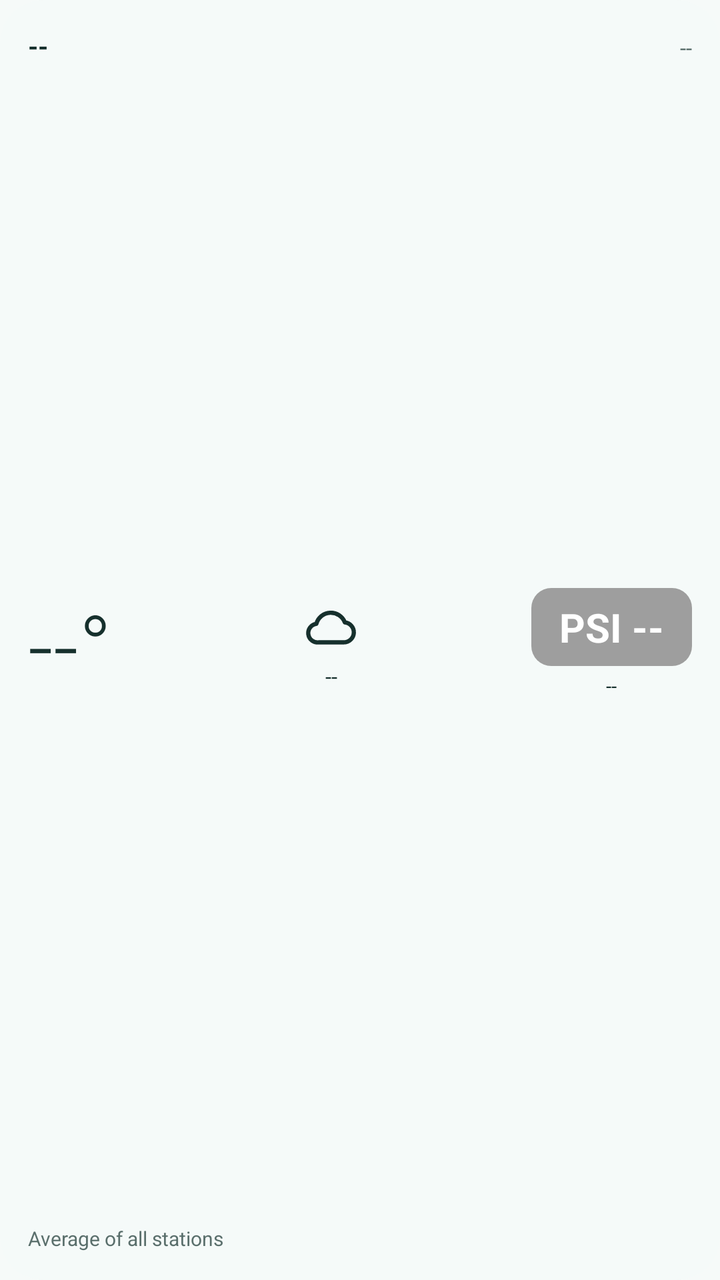
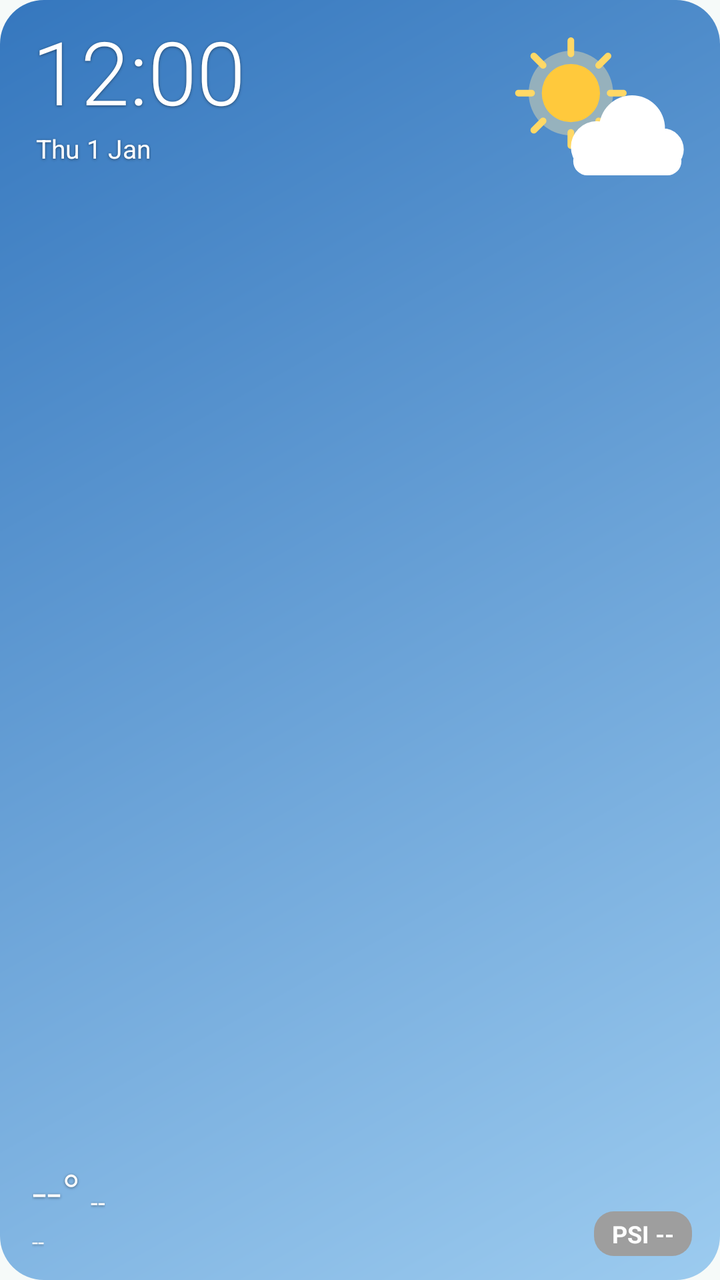

An Android layout rendered at two revisions. The XML below is the earlier revision; the diff shows what the commit changed to produce the second picture.
<!-- AndroidManifest.xml: application theme Theme.HazeMap -->
<!-- res/layout/widget_wide.xml -->
<?xml version="1.0" encoding="utf-8"?>
<LinearLayout
    xmlns:android="http://schemas.android.com/apk/res/android"
    android:id="@+id/wRoot"
    android:layout_width="match_parent"
    android:layout_height="match_parent"
    android:background="@drawable/widget_bg"
    android:orientation="vertical"
    android:padding="14dp">
    <LinearLayout
        android:layout_width="match_parent"
        android:layout_height="wrap_content"
        android:orientation="horizontal">
        <TextView
            android:id="@+id/wLocation"
            android:layout_width="0dp"
            android:layout_weight="1"
            android:layout_height="wrap_content"
            android:ellipsize="end"
            android:maxLines="1"
            android:text="--"
            android:textColor="@color/widget_text"
            android:textSize="13sp"
            android:textStyle="bold" />
        <TextView
            android:id="@+id/wTime"
            android:layout_width="wrap_content"
            android:layout_height="wrap_content"
            android:ellipsize="end"
            android:maxLines="1"
            android:text="--"
            android:textColor="@color/widget_muted"
            android:textSize="11sp" />
    </LinearLayout>
    <LinearLayout
        android:layout_width="match_parent"
        android:layout_height="0dp"
        android:layout_weight="1"
        android:gravity="center_vertical"
        android:orientation="horizontal">
        <TextView
            android:id="@+id/wTemp"
            android:layout_width="wrap_content"
            android:layout_height="wrap_content"
            android:ellipsize="end"
            android:maxLines="1"
            android:text="--°"
            android:textColor="@color/widget_text"
            android:textSize="44sp"
            android:fontFamily="sans-serif-light" />
        <LinearLayout
            android:layout_width="0dp"
            android:layout_height="wrap_content"
            android:layout_marginStart="10dp"
            android:layout_weight="1"
            android:gravity="center_horizontal"
            android:orientation="vertical">
            <ImageView
                android:id="@+id/wIcon"
                android:layout_width="30dp"
                android:layout_height="30dp"
                android:importantForAccessibility="no"
                android:src="@drawable/cond_cloud"
                android:tint="@color/widget_text" />
            <TextView
                android:id="@+id/wCondition"
                android:layout_width="wrap_content"
                android:layout_height="wrap_content"
                android:ellipsize="end"
                android:maxLines="1"
                android:text="--"
                android:textColor="@color/widget_text"
                android:textSize="11sp"
                android:layout_marginTop="2dp" />
        </LinearLayout>
        <LinearLayout
            android:layout_width="wrap_content"
            android:layout_height="wrap_content"
            android:gravity="center_horizontal"
            android:orientation="vertical">
            <TextView
                android:id="@+id/wPsi"
                android:layout_width="wrap_content"
                android:layout_height="wrap_content"
                android:paddingStart="14dp"
                android:paddingEnd="14dp"
                android:paddingTop="6dp"
                android:paddingBottom="6dp"
                android:text="PSI --"
                android:background="@drawable/widget_badge_none"
                android:textColor="@color/white"
                android:textSize="20sp"
                android:textStyle="bold" />
            <TextView
                android:id="@+id/wBand"
                android:layout_width="wrap_content"
                android:layout_height="wrap_content"
                android:ellipsize="end"
                android:maxLines="1"
                android:text="--"
                android:textColor="@color/widget_text"
                android:textSize="10sp"
                android:layout_marginTop="3dp" />
        </LinearLayout>
    </LinearLayout>
    <TextView
        android:id="@+id/wNote"
        android:layout_width="wrap_content"
        android:layout_height="wrap_content"
        android:ellipsize="end"
        android:maxLines="1"
        android:text="@string/widget_average_note"
        android:textColor="@color/widget_muted"
        android:textSize="10sp" />
</LinearLayout>
<!-- resources referenced by this layout -->
<resources>
  <color name="white">#FFFFFFFF</color>
  <color name="widget_muted">#FF5A6F6C</color>
  <color name="widget_text">#FF16302D</color>
  <!-- drawable cond_cloud (drawable) -->
  <vector xmlns:android="http://schemas.android.com/apk/res/android"
      android:width="24dp"
      android:height="24dp"
      android:viewportWidth="24"
      android:viewportHeight="24">
      <path
          android:pathData="M7 18h10a4 4 0 0 0 .4-7.98A6 6 0 0 0 6 10.6 3.7 3.7 0 0 0 7 18z"
          android:strokeColor="#FF000000"
          android:strokeWidth="1.7"
          android:strokeLineCap="round"
          android:strokeLineJoin="round" />
  </vector>
  <!-- drawable widget_badge_none (drawable) -->
  <shape xmlns:android="http://schemas.android.com/apk/res/android">
      <solid android:color="#FF9E9E9E" />
      <corners android:radius="10dp" />
  </shape>
  <!-- drawable widget_bg (drawable) -->
  <shape xmlns:android="http://schemas.android.com/apk/res/android">
      <solid android:color="@color/widget_bg" />
      <corners android:radius="22dp" />
  </shape>
  <string name="widget_average_note">Average of all stations</string>
  <style name="Theme.HazeMap" parent="Theme.Material3.DayNight.NoActionBar">
          <item name="colorPrimary">@color/teal_700</item>
          <item name="colorOnPrimary">@color/white</item>
          <item name="colorPrimaryContainer">#B2DFDB</item>
          <item name="colorOnPrimaryContainer">#00201C</item>
          <item name="colorSecondaryContainer">#CCE8E4</item>
          <item name="colorOnSecondaryContainer">#05201D</item>
          <item name="android:colorBackground">#F6FAF9</item>
          <item name="colorSurface">#F6FAF9</item>
          <item name="colorOnSurface">#171D1C</item>
          <item name="colorSurfaceVariant">#DAE5E2</item>
          <item name="colorOnSurfaceVariant">#3F4947</item>
          <item name="colorOutline">#6F7977</item>
          <item name="colorOutlineVariant">#BFC9C6</item>
          <item name="colorSurfaceContainer">#EAEFED</item>
          <item name="android:statusBarColor">@color/teal_700</item>
      </style>
  <color name="widget_bg">#FFF5FAF9</color>
  <color name="teal_700">#FF00796B</color>
</resources>

<!-- the commit's change to res/layout/widget_wide.xml (unified diff, before → after) -->
@@ -1,115 +1,210 @@
 <?xml version="1.0" encoding="utf-8"?>
-<LinearLayout
-    xmlns:android="http://schemas.android.com/apk/res/android"
+<FrameLayout xmlns:android="http://schemas.android.com/apk/res/android"
     android:id="@+id/wRoot"
     android:layout_width="match_parent"
     android:layout_height="match_parent"
-    android:background="@drawable/widget_bg"
-    android:orientation="vertical"
-    android:padding="14dp">
+    android:background="@drawable/widget_sky_partly">
+
+    
+    <FrameLayout
+        android:layout_width="112dp"
+        android:layout_height="112dp"
+        android:layout_gravity="top|end"
+        android:layout_marginTop="4dp"
+        android:layout_marginEnd="4dp">
+        <ProgressBar
+            android:id="@+id/wSceneSun"
+            android:layout_width="match_parent"
+            android:layout_height="match_parent"
+            android:importantForAccessibility="no"
+            android:indeterminate="true"
+            android:indeterminateDrawable="@drawable/scene_sun"
+            android:indeterminateTint="@color/white"
+            android:indeterminateTintMode="multiply"
+            android:maxWidth="112dp"
+            android:maxHeight="112dp"
+            android:minWidth="112dp"
+            android:minHeight="112dp"
+            android:visibility="gone" />
+        <ProgressBar
+            android:id="@+id/wScenePartly"
+            android:layout_width="match_parent"
+            android:layout_height="match_parent"
+            android:importantForAccessibility="no"
+            android:indeterminate="true"
+            android:indeterminateDrawable="@drawable/scene_partly"
+            android:indeterminateTint="@color/white"
+            android:indeterminateTintMode="multiply"
+            android:maxWidth="112dp"
+            android:maxHeight="112dp"
+            android:minWidth="112dp"
+            android:minHeight="112dp" />
+        <ProgressBar
+            android:id="@+id/wSceneCloud"
+            android:layout_width="match_parent"
+            android:layout_height="match_parent"
+            android:importantForAccessibility="no"
+            android:indeterminate="true"
+            android:indeterminateDrawable="@drawable/scene_cloud"
+            android:indeterminateTint="@color/white"
+            android:indeterminateTintMode="multiply"
+            android:maxWidth="112dp"
+            android:maxHeight="112dp"
+            android:minWidth="112dp"
+            android:minHeight="112dp"
+            android:visibility="gone" />
+        <ProgressBar
+            android:id="@+id/wSceneRain"
+            android:layout_width="match_parent"
+            android:layout_height="match_parent"
+            android:importantForAccessibility="no"
+            android:indeterminate="true"
+            android:indeterminateDrawable="@drawable/scene_rain"
+            android:indeterminateTint="@color/white"
+            android:indeterminateTintMode="multiply"
+            android:maxWidth="112dp"
+            android:maxHeight="112dp"
+            android:minWidth="112dp"
+            android:minHeight="112dp"
+            android:visibility="gone" />
+        <ProgressBar
+            android:id="@+id/wSceneStorm"
+            android:layout_width="match_parent"
+            android:layout_height="match_parent"
+            android:importantForAccessibility="no"
+            android:indeterminate="true"
+            android:indeterminateDrawable="@drawable/scene_storm"
+            android:indeterminateTint="@color/white"
+            android:indeterminateTintMode="multiply"
+            android:maxWidth="112dp"
+            android:maxHeight="112dp"
+            android:minWidth="112dp"
+            android:minHeight="112dp"
+            android:visibility="gone" />
+        <ProgressBar
+            android:id="@+id/wSceneHaze"
+            android:layout_width="match_parent"
+            android:layout_height="match_parent"
+            android:importantForAccessibility="no"
+            android:indeterminate="true"
+            android:indeterminateDrawable="@drawable/scene_haze"
+            android:indeterminateTint="@color/white"
+            android:indeterminateTintMode="multiply"
+            android:maxWidth="112dp"
+            android:maxHeight="112dp"
+            android:minWidth="112dp"
+            android:minHeight="112dp"
+            android:visibility="gone" />
+        <ProgressBar
+            android:id="@+id/wSceneWind"
+            android:layout_width="match_parent"
+            android:layout_height="match_parent"
+            android:importantForAccessibility="no"
+            android:indeterminate="true"
+            android:indeterminateDrawable="@drawable/scene_wind"
+            android:indeterminateTint="@color/white"
+            android:indeterminateTintMode="multiply"
+            android:maxWidth="112dp"
+            android:maxHeight="112dp"
+            android:minWidth="112dp"
+            android:minHeight="112dp"
+            android:visibility="gone" />
+        <ProgressBar
+            android:id="@+id/wSceneNight"
+            android:layout_width="match_parent"
+            android:layout_height="match_parent"
+            android:importantForAccessibility="no"
+            android:indeterminate="true"
+            android:indeterminateDrawable="@drawable/scene_night"
+            android:indeterminateTint="@color/white"
+            android:indeterminateTintMode="multiply"
+            android:maxWidth="112dp"
+            android:maxHeight="112dp"
+            android:minWidth="112dp"
+            android:minHeight="112dp"
+            android:visibility="gone" />
+    </FrameLayout>
+
+    <LinearLayout
+        android:layout_width="wrap_content"
+        android:layout_height="wrap_content"
+        android:layout_gravity="top|start"
+        android:layout_marginStart="16dp"
+        android:layout_marginTop="12dp"
+        android:orientation="vertical">
+
+        <TextClock
+            android:id="@+id/wClock"
+            style="@style/WidgetText"
+            android:fontFamily="sans-serif-light"
+            android:format12Hour="h:mm"
+            android:format24Hour="H:mm"
+            android:includeFontPadding="false"
+            android:textSize="44sp" />
+
+        <TextClock
+            android:id="@+id/wDate"
+            style="@style/WidgetText"
+            android:format12Hour="EEE d MMM"
+            android:format24Hour="EEE d MMM"
+            android:textSize="13sp"
+            android:layout_marginStart="2dp"
+            android:layout_marginTop="2dp" />
+    </LinearLayout>
+
     <LinearLayout
         android:layout_width="match_parent"
         android:layout_height="wrap_content"
-        android:orientation="horizontal">
-        <TextView
-            android:id="@+id/wLocation"
-            android:layout_width="0dp"
-            android:layout_weight="1"
-            android:layout_height="wrap_content"
-            android:ellipsize="end"
-            android:maxLines="1"
-            android:text="--"
-            android:textColor="@color/widget_text"
-            android:textSize="13sp"
-            android:textStyle="bold" />
-        <TextView
-            android:id="@+id/wTime"
-            android:layout_width="wrap_content"
-            android:layout_height="wrap_content"
-            android:ellipsize="end"
-            android:maxLines="1"
-            android:text="--"
-            android:textColor="@color/widget_muted"
-            android:textSize="11sp" />
-    </LinearLayout>
-    <LinearLayout
-        android:layout_width="match_parent"
-        android:layout_height="0dp"
-        android:layout_weight="1"
-        android:gravity="center_vertical"
-        android:orientation="horizontal">
-        <TextView
-            android:id="@+id/wTemp"
-            android:layout_width="wrap_content"
-            android:layout_height="wrap_content"
-            android:ellipsize="end"
-            android:maxLines="1"
-            android:text="--°"
-            android:textColor="@color/widget_text"
-            android:textSize="44sp"
-            android:fontFamily="sans-serif-light" />
+        android:layout_gravity="bottom"
+        android:gravity="bottom"
+        android:orientation="horizontal"
+        android:paddingStart="16dp"
+        android:paddingEnd="14dp"
+        android:paddingBottom="12dp">
+
         <LinearLayout
             android:layout_width="0dp"
             android:layout_height="wrap_content"
-            android:layout_marginStart="10dp"
             android:layout_weight="1"
-            android:gravity="center_horizontal"
             android:orientation="vertical">
-            <ImageView
-                android:id="@+id/wIcon"
-                android:layout_width="30dp"
-                android:layout_height="30dp"
-                android:importantForAccessibility="no"
-                android:src="@drawable/cond_cloud"
-                android:tint="@color/widget_text" />
-            <TextView
-                android:id="@+id/wCondition"
+
+            <LinearLayout
                 android:layout_width="wrap_content"
                 android:layout_height="wrap_content"
+                android:baselineAligned="true"
+                android:orientation="horizontal">
+
+                <TextView
+                    android:id="@+id/wTemp"
+                    style="@style/WidgetText"
+                    android:fontFamily="sans-serif-light"
+                    android:text="@string/no_temp"
+                    android:textSize="26sp" />
+
+                <TextView
+                    android:id="@+id/wCondition"
+                    style="@style/WidgetText"
+                    android:layout_marginStart="5dp"
+                    android:ellipsize="end"
+                    android:maxLines="1"
+                    android:text="--"
+                    android:textSize="13sp" />
+            </LinearLayout>
+
+            <TextView
+                android:id="@+id/wPlace"
+                style="@style/WidgetText"
+                android:alpha="0.92"
                 android:ellipsize="end"
                 android:maxLines="1"
                 android:text="--"
-                android:textColor="@color/widget_text"
-                android:textSize="11sp"
-                android:layout_marginTop="2dp" />
+                android:textSize="11sp" />
         </LinearLayout>
-        <LinearLayout
-            android:layout_width="wrap_content"
-            android:layout_height="wrap_content"
-            android:gravity="center_horizontal"
-            android:orientation="vertical">
-            <TextView
-                android:id="@+id/wPsi"
-                android:layout_width="wrap_content"
-                android:layout_height="wrap_content"
-                android:paddingStart="14dp"
-                android:paddingEnd="14dp"
-                android:paddingTop="6dp"
-                android:paddingBottom="6dp"
-                android:text="PSI --"
-                android:background="@drawable/widget_badge_none"
-                android:textColor="@color/white"
-                android:textSize="20sp"
-                android:textStyle="bold" />
-            <TextView
-                android:id="@+id/wBand"
-                android:layout_width="wrap_content"
-                android:layout_height="wrap_content"
-                android:ellipsize="end"
-                android:maxLines="1"
-                android:text="--"
-                android:textColor="@color/widget_text"
-                android:textSize="10sp"
-                android:layout_marginTop="3dp" />
-        </LinearLayout>
+
+        <TextView
+            android:id="@+id/wPsi"
+            style="@style/WidgetPill"
+            android:text="@string/widget_psi_none"
+            android:layout_marginStart="8dp" />
     </LinearLayout>
-    <TextView
-        android:id="@+id/wNote"
-        android:layout_width="wrap_content"
-        android:layout_height="wrap_content"
-        android:ellipsize="end"
-        android:maxLines="1"
-        android:text="@string/widget_average_note"
-        android:textColor="@color/widget_muted"
-        android:textSize="10sp" />
-</LinearLayout>
+</FrameLayout>
<!-- resource entries referenced after the edit -->
@@ -1,32 +1,50 @@
 <!-- resources referenced by this layout -->
 <resources>
   <color name="white">#FFFFFFFF</color>
-  <color name="widget_muted">#FF5A6F6C</color>
-  <color name="widget_text">#FF16302D</color>
-  <!-- drawable cond_cloud (drawable) -->
-  <vector xmlns:android="http://schemas.android.com/apk/res/android"
-      android:width="24dp"
-      android:height="24dp"
-      android:viewportWidth="24"
-      android:viewportHeight="24">
-      <path
-          android:pathData="M7 18h10a4 4 0 0 0 .4-7.98A6 6 0 0 0 6 10.6 3.7 3.7 0 0 0 7 18z"
-          android:strokeColor="#FF000000"
-          android:strokeWidth="1.7"
-          android:strokeLineCap="round"
-          android:strokeLineJoin="round" />
-  </vector>
+  <!-- drawable scene_cloud: vector/xml drawable (drawable, 2654 chars, omitted) -->
+  <!-- drawable scene_haze: vector/xml drawable (drawable, 6021 chars, omitted) -->
+  <!-- drawable scene_night: vector/xml drawable (drawable, 5045 chars, omitted) -->
+  <!-- drawable scene_partly: vector/xml drawable (drawable, 4698 chars, omitted) -->
+  <!-- drawable scene_rain: vector/xml drawable (drawable, 11350 chars, omitted) -->
+  <!-- drawable scene_storm: vector/xml drawable (drawable, 12519 chars, omitted) -->
+  <!-- drawable scene_sun: vector/xml drawable (drawable, 3582 chars, omitted) -->
+  <!-- drawable scene_wind: vector/xml drawable (drawable, 8031 chars, omitted) -->
+  <!-- drawable widget_sky_partly (drawable) -->
+  <?xml version="1.0" encoding="utf-8"?>
+  <shape xmlns:android="http://schemas.android.com/apk/res/android">
+      <gradient
+          android:angle="315"
+          android:endColor="#FF9CCBEF"
+          android:startColor="#FF3577BE" />
+      <corners android:radius="22dp" />
+  </shape>
+  <string name="no_temp">--°</string>
+  <string name="widget_psi_none">PSI --</string>
+  <style name="WidgetPill">
+          <item name="android:layout_width">wrap_content</item>
+          <item name="android:layout_height">wrap_content</item>
+          <item name="android:background">@drawable/widget_badge_none</item>
+          <item name="android:paddingStart">9dp</item>
+          <item name="android:paddingTop">3dp</item>
+          <item name="android:paddingEnd">9dp</item>
+          <item name="android:paddingBottom">3dp</item>
+          <item name="android:textColor">@color/white</item>
+          <item name="android:textSize">12sp</item>
+          <item name="android:textStyle">bold</item>
+      </style>
+  <style name="WidgetText">
+          <item name="android:layout_width">wrap_content</item>
+          <item name="android:layout_height">wrap_content</item>
+          <item name="android:textColor">@color/white</item>
+          <item name="android:shadowColor">#73000000</item>
+          <item name="android:shadowDy">1</item>
+          <item name="android:shadowRadius">3</item>
+      </style>
   <!-- drawable widget_badge_none (drawable) -->
   <shape xmlns:android="http://schemas.android.com/apk/res/android">
       <solid android:color="#FF9E9E9E" />
       <corners android:radius="10dp" />
   </shape>
-  <!-- drawable widget_bg (drawable) -->
-  <shape xmlns:android="http://schemas.android.com/apk/res/android">
-      <solid android:color="@color/widget_bg" />
-      <corners android:radius="22dp" />
-  </shape>
-  <string name="widget_average_note">Average of all stations</string>
   <style name="Theme.HazeMap" parent="Theme.Material3.DayNight.NoActionBar">
           <item name="colorPrimary">@color/teal_700</item>
           <item name="colorOnPrimary">@color/white</item>
@@ -44,7 +62,6 @@
           <item name="colorSurfaceContainer">#EAEFED</item>
           <item name="android:statusBarColor">@color/teal_700</item>
       </style>
-  <color name="widget_bg">#FFF5FAF9</color>
   <color name="teal_700">#FF00796B</color>
 </resources>
 
